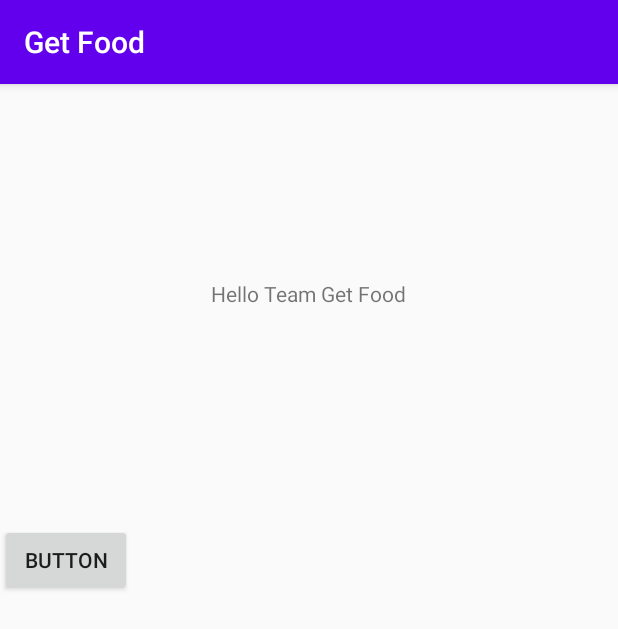
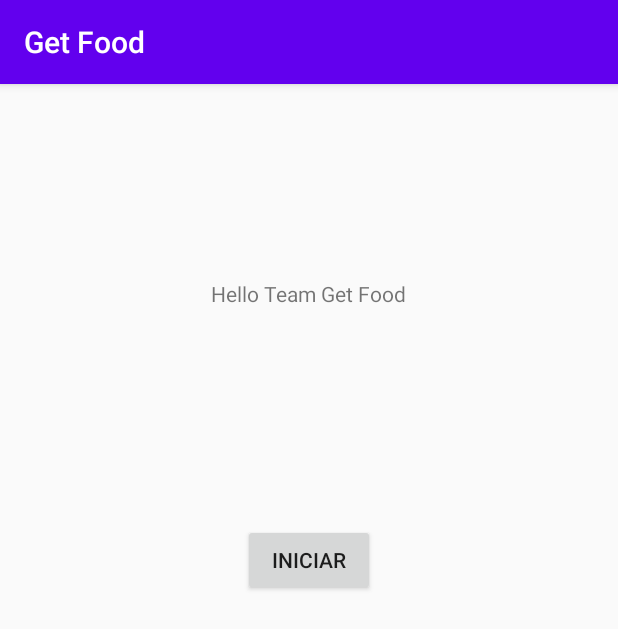
Before and after one commit to k-atara/GetFood, an Android app: the screen it shows after launch (MainActivity), on a phone screen of 412 x 824 dp. Shown: the top 629 px of the screen. Run offline under Robolectric (Android 15) with nearby library versions, the phone set to English and light mode, and no system bars.

Commit message:
Boton Iniciar

```diff
--- a/app/src/main/res/layout/activity_main.xml
+++ b/app/src/main/res/layout/activity_main.xml
@@ -23,8 +23,10 @@
         android:layout_width="wrap_content"
         android:layout_height="wrap_content"
         android:layout_marginTop="144dp"
-        android:text="Button"
-        app:layout_constraintTop_toBottomOf="@+id/textView"
-        tools:layout_editor_absoluteX="161dp" />
+        android:hint="@string/btnIniciar"
+        android:text="@string/btnIniciar"
+        app:layout_constraintEnd_toEndOf="parent"
+        app:layout_constraintStart_toStartOf="parent"
+        app:layout_constraintTop_toBottomOf="@+id/textView" />
 
 </androidx.constraintlayout.widget.ConstraintLayout>
--- a/app/src/main/res/values/strings.xml
+++ b/app/src/main/res/values/strings.xml
@@ -1,3 +1,4 @@
 <resources>
     <string name="app_name">Get Food</string>
+    <string name="btnIniciar">Iniciar</string>
 </resources>
```
